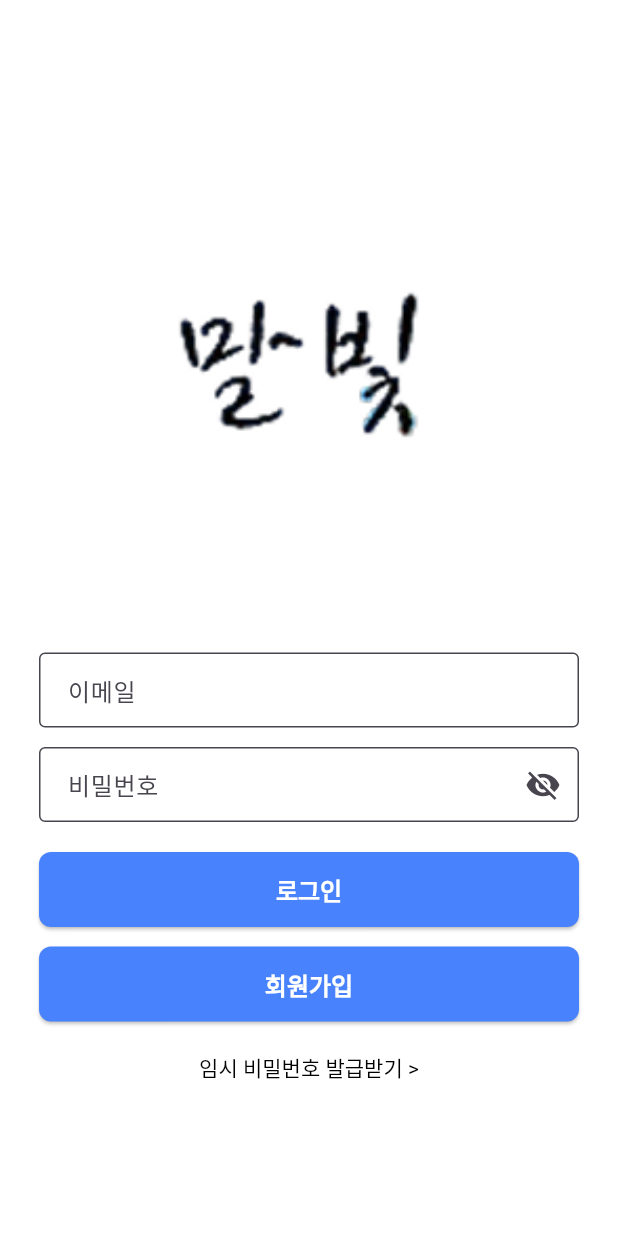
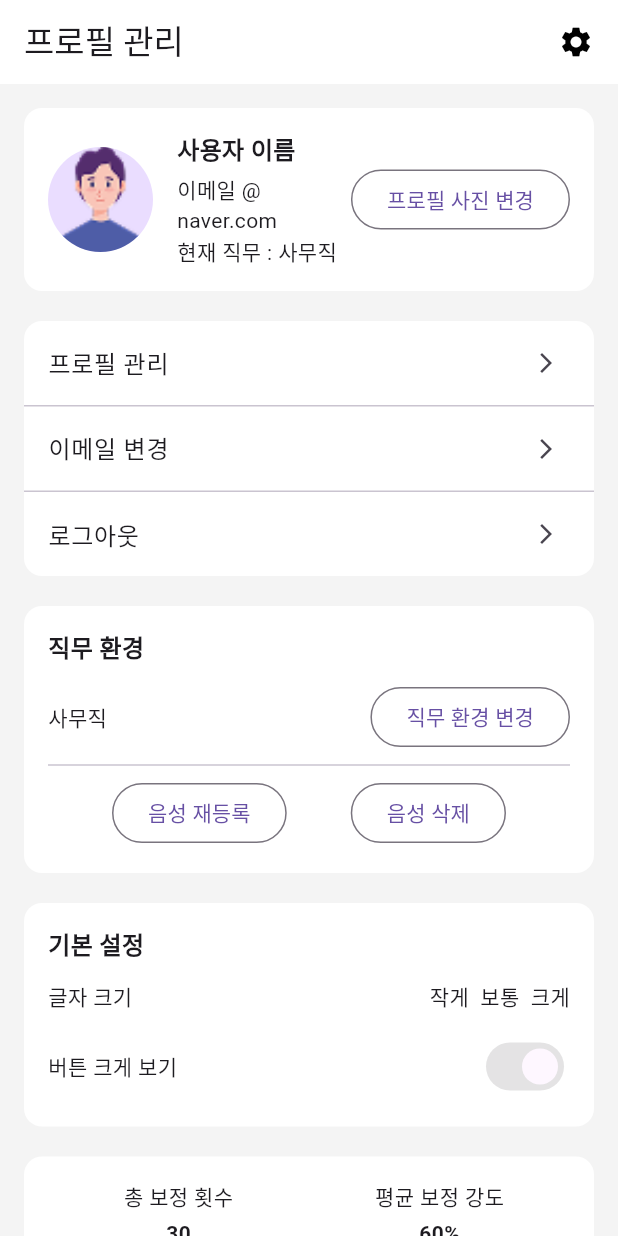
Before and after one commit to Malbit-Official/malbit_frontend, a Flutter app: the screen it shows after launch, on a phone screen of 412 x 824 dp. Run offline on Flutter 3.47's test engine with Material 3 defaults, Android fonts, the phone set to English and light mode, and no system bars; our stand-ins replace flutter_secure_storage.

Commit message:
프로필 관리 구현

```diff
--- a/lib/auth/screens/login_screen.dart
+++ b/lib/features/auth/screens/login_screen.dart
@@ -1,7 +1,7 @@
 import 'package:flutter/material.dart';
 import 'dart:convert';
 import 'package:http/http.dart' as http;
-import 'package:malbit_fronted/core/services/storage.dart';
+import 'package:malbit_frontend/core/services/storage.dart';
 
 class LoginScreen extends StatefulWidget {
   const LoginScreen({super.key});
--- /dev/null
+++ b/lib/features/profile/screens/profile_screen.dart
@@ -0,0 +1,270 @@
+import 'package:flutter/material.dart';
+import 'package:malbit_frontend/features/main_navigation/widgets/bottom_nav.dart';
+import 'package:malbit_frontend/features/profile/screens/job_environment_screen.dart';
+
+class ProfileScreen extends StatelessWidget {
+  const ProfileScreen({super.key});
+
+  @override
+  Widget build(BuildContext context) {
+    return Scaffold(
+      backgroundColor: const Color(0xFFF4F4F4),
+
+      appBar: AppBar(
+        title: const Text('프로필 관리'),
+        backgroundColor: Colors.white,
+        elevation: 0,
+        actions: const [
+          Padding(
+            padding: EdgeInsets.only(right: 16),
+            child: Icon(Icons.settings, color: Colors.black),
+          )
+        ],
+      ),
+
+      body: SingleChildScrollView(
+        padding: const EdgeInsets.all(16),
+        child: Column(
+          children: [
+
+            /// 프로필 카드
+            Container(
+              padding: const EdgeInsets.all(16),
+              decoration: BoxDecoration(
+                color: Colors.white,
+                borderRadius: BorderRadius.circular(12),
+              ),
+              child: Row(
+                children: [
+
+                  const CircleAvatar(
+                    radius: 35,
+                    backgroundImage:
+                    AssetImage('assets/images/profile.png'),
+                  ),
+
+                  const SizedBox(width: 16),
+
+                  Expanded(
+                    child: Column(
+                      crossAxisAlignment: CrossAxisAlignment.start,
+                      children: const [
+                        Text(
+                          "사용자 이름",
+                          style: TextStyle(
+                              fontSize: 16,
+                              fontWeight: FontWeight.bold),
+                        ),
+                        SizedBox(height: 4),
+                        Text("이메일 @ naver.com"),
+                        Text("현재 직무 : 사무직"),
+                      ],
+                    ),
+                  ),
+
+                  OutlinedButton(
+                    onPressed: () {},
+                    child: const Text("프로필 사진 변경"),
+                  )
+                ],
+              ),
+            ),
+
+            const SizedBox(height: 20),
+
+            /// 설정 메뉴
+            Container(
+              decoration: BoxDecoration(
+                color: Colors.white,
+                borderRadius: BorderRadius.circular(12),
+              ),
+              child: Column(
+                children: const [
+                  _MenuTile(title: "프로필 관리"),
+                  Divider(height: 1),
+                  _MenuTile(title: "이메일 변경"),
+                  Divider(height: 1),
+                  _MenuTile(title: "로그아웃"),
+                ],
+              ),
+            ),
+
+            const SizedBox(height: 20),
+
+            /// 직무 환경
+            Container(
+              padding: const EdgeInsets.all(16),
+              decoration: BoxDecoration(
+                color: Colors.white,
+                borderRadius: BorderRadius.circular(12),
+              ),
+              child: Column(
+                crossAxisAlignment: CrossAxisAlignment.start,
+                children: [
+
+                  const Text(
+                    "직무 환경",
+                    style: TextStyle(
+                        fontSize: 16,
+                        fontWeight: FontWeight.bold),
+                  ),
+
+                  const SizedBox(height: 10),
+
+                  Row(
+                    mainAxisAlignment: MainAxisAlignment.spaceBetween,
+                    children: [
+                      const Text("사무직"),
+                      OutlinedButton(
+                        onPressed: () {
+                          Navigator.push(
+                            context,
+                            MaterialPageRoute(
+                              builder: (context) => const JobEnvironmentScreen(),
+                            ),
+                          );
+                        },
+                        child: const Text("직무 환경 변경"),
+                      )
+                    ],
+                  ),
+
+                  const Divider(),
+
+                  Row(
+                    mainAxisAlignment:
+                    MainAxisAlignment.spaceEvenly,
+                    children: const [
+                      _SmallButton(text: "음성 재등록"),
+                      _SmallButton(text: "음성 삭제"),
+                    ],
+                  )
+                ],
+              ),
+            ),
+
+            const SizedBox(height: 20),
+
+            /// 기본 설정
+            Container(
+              padding: const EdgeInsets.all(16),
+              decoration: BoxDecoration(
+                color: Colors.white,
+                borderRadius: BorderRadius.circular(12),
+              ),
+              child: Column(
+                crossAxisAlignment: CrossAxisAlignment.start,
+                children: [
+
+                  const Text(
+                    "기본 설정",
+                    style: TextStyle(
+                        fontSize: 16,
+                        fontWeight: FontWeight.bold),
+                  ),
+
+                  const SizedBox(height: 12),
+
+                  Row(
+                    mainAxisAlignment:
+                    MainAxisAlignment.spaceBetween,
+                    children: const [
+                      Text("글자 크기"),
+                      Text("작게  보통  크게"),
+                    ],
+                  ),
+
+                  const SizedBox(height: 12),
+
+                  Row(
+                    mainAxisAlignment:
+                    MainAxisAlignment.spaceBetween,
+                    children: const [
+                      Text("버튼 크게 보기"),
+                      Switch(value: true, onChanged: null),
+                    ],
+                  ),
+                ],
+              ),
+            ),
+
+            const SizedBox(height: 20),
+
+            /// 사용 통계
+            Container(
+              padding: const EdgeInsets.all(16),
+              decoration: BoxDecoration(
+                color: Colors.white,
+                borderRadius: BorderRadius.circular(12),
+              ),
+              child: GridView.count(
+                crossAxisCount: 2,
+                shrinkWrap: true,
+                physics: const NeverScrollableScrollPhysics(),
+                childAspectRatio: 3,
+                children: const [
+                  _StatTile(title: "총 보정 횟수", value: "30"),
+                  _StatTile(title: "평균 보정 강도", value: "60%"),
+                  _StatTile(title: "완료한 상황극", value: "7"),
+                  _StatTile(title: "생성한 요약", value: "10"),
+                ],
+              ),
+            ),
+          ],
+        ),
+      ),
+
+    );
+  }
+}
+
+class _MenuTile extends StatelessWidget {
+  final String title;
+  const _MenuTile({required this.title});
+
+  @override
+  Widget build(BuildContext context) {
+    return ListTile(
+      title: Text(title),
+      trailing: const Icon(Icons.arrow_forward_ios, size: 16),
+    );
+  }
+}
+
+class _SmallButton extends StatelessWidget {
+  final String text;
+  const _SmallButton({required this.text});
+
+  @override
+  Widget build(BuildContext context) {
+    return OutlinedButton(
+      onPressed: () {},
+      child: Text(text),
+    );
+  }
+}
+
+class _StatTile extends StatelessWidget {
+  final String title;
+  final String value;
+
+  const _StatTile({
+    required this.title,
+    required this.value,
+  });
+
+  @override
+  Widget build(BuildContext context) {
+    return Column(
+      children: [
+        Text(title),
+        const SizedBox(height: 4),
+        Text(
+          value,
+          style: const TextStyle(
+              fontWeight: FontWeight.bold),
+        )
+      ],
+    );
+  }
+}
--- a/lib/main.dart
+++ b/lib/main.dart
@@ -2,8 +2,9 @@ import 'dart:developer';
 import 'package:flutter/material.dart';
 import 'package:flutter_secure_storage/flutter_secure_storage.dart';
 
-import 'auth/screens/login_screen.dart';
-import 'auth/screens/home_screen.dart';
+import 'features/auth/screens/login_screen.dart';
+import 'features/auth/screens/home_screen.dart';
+import 'features/profile/screens/profile_screen.dart';
 
 void main() async {
   WidgetsFlutterBinding.ensureInitialized();
@@ -11,7 +12,7 @@ void main() async {
   final storage = const FlutterSecureStorage();
   final accessToken = await storage.read(key: 'accessToken');
 
-  String initialRoute = '/login';
+  String initialRoute = '/profile';
 
   if (accessToken != null) {
     log("이미 로그인 상태");
@@ -39,6 +40,8 @@ class MyApp extends StatelessWidget {
       routes: {
         '/login': (context) => const LoginScreen(),
         '/home': (context) => const HomeScreen(),
+        '/profile': (context) => const ProfileScreen(),
+
       },
     );
   }
--- a/pubspec.yaml
+++ b/pubspec.yaml
@@ -1,9 +1,8 @@
-name: malbit_fronted
+name: malbit_frontend
 description: "malbit_frontend"
 # The following line prevents the package from being accidentally published to
 # pub.dev using `flutter pub publish`. This is preferred for private packages.
 publish_to: 'none' # Remove this line if you wish to publish to pub.dev
-
 # The following defines the version and build number for your application.
 # A version number is three numbers separated by dots, like 1.2.43
 # followed by an optional build number separated by a +.
```
Also changed, not shown: lib/features/main_navigation/screens/main_screen.dart (added, +58 -0 lines), lib/features/main_navigation/widgets/bottom_nav.dart (added, +75 -0 lines), lib/features/profile/screens/job_environment_screen.dart (added, +156 -0 lines), assets/images/AI_icon.png (added), assets/images/Home_icon.png (added), assets/images/Learn_icon.png (added), assets/images/Recommand_icon.png (added), assets/images/Record_icon.png (added), assets/images/profile.png (added), lib/features/auth/screens/home_screen.dart (renamed from lib/auth/screens/home_screen.dart), lib/features/home/screens/home_screen.dart (added), lib/features/profile/screens/edit_profile_screen.dart (added), lib/features/remaster/screens/remaster_screen.dart (added), lib/features/roleplay/screens/roleplay_list_screen.dart (added), 1 more files.
